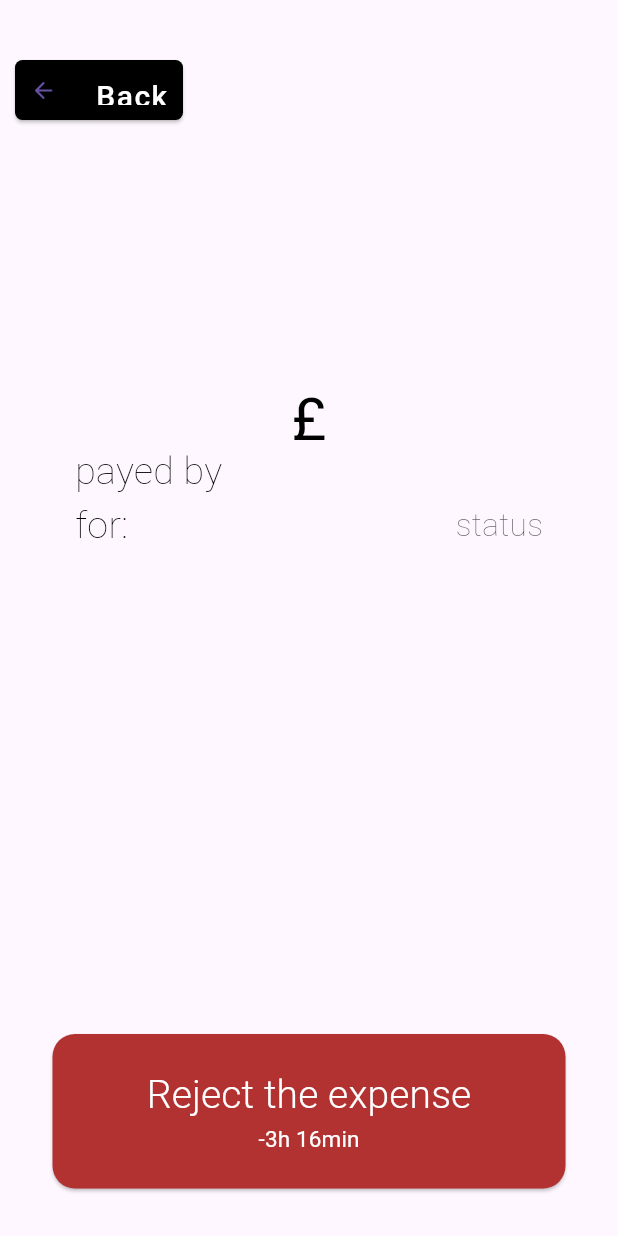
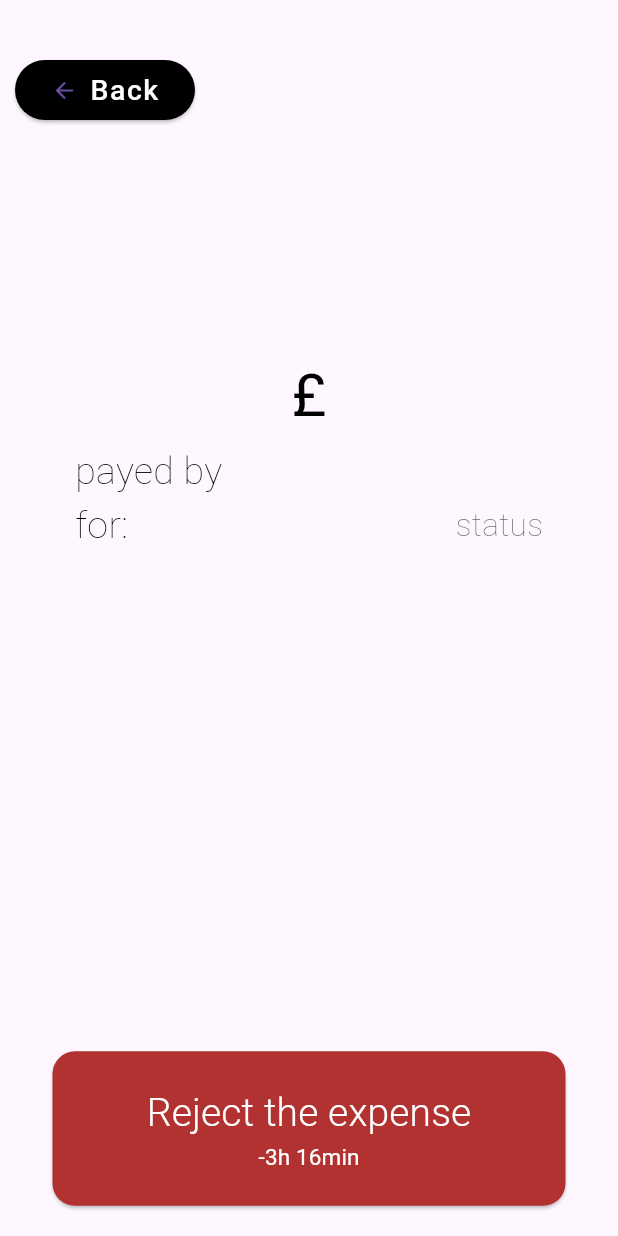
Before and after one commit to Di0nigi/hci_project, a Flutter app: the expensePage screen opened directly with empty values, on a phone screen of 412 x 824 dp. Run offline on Flutter 3.47's test engine with Material 3 defaults, Android fonts, the phone set to English and light mode, and no system bars; our stand-ins replace fluentui_system_icons, google_fonts; Roboto replaces fonts that are missing (impact).

Commit message:
Smoothed angles, better "back"/"cancel" buttons positioning, solved many overflow (Pixel 6 Pro) Added google fonts Added Checkboxes for more customizability

```diff
--- a/lib/views/expensePage.dart
+++ b/lib/views/expensePage.dart
@@ -1,6 +1,7 @@
 import 'package:flutter/material.dart';
 import 'package:flutter/rendering.dart';
 import 'package:hci_project/main.dart';
+import 'package:google_fonts/google_fonts.dart';
 
 class expensePage extends StatefulWidget {
   final String title;
@@ -32,6 +33,7 @@ class expensePage extends StatefulWidget {
 bool ismine = false;
 
 List<String> membersList = [];
+List<bool?> isChecked = [];
 
 class _expensePageState extends State<expensePage> {
   final String title;
@@ -61,6 +63,7 @@ class _expensePageState extends State<expensePage> {
           expense[i].groupName == this.group) {
         print("ao");
         membersList = expense[i].members;
+        isChecked = List.generate(expense[i].members.length, (index) => false);
         if (expense[i].author == "you") {
           ismine = true;
         } else {
@@ -77,7 +80,7 @@ class _expensePageState extends State<expensePage> {
           children: [
             Padding(padding: EdgeInsets.all(20)),
             Container(
-                width: 122,
+                width: 130,
                 height: 40,
                 padding: EdgeInsets.fromLTRB(10, 0, 0, 0),
                 child: ElevatedButton(
@@ -88,26 +91,26 @@ class _expensePageState extends State<expensePage> {
                       children: [
                         Icon(Icons.arrow_back_rounded),
                         Text(
-                          "Back",
-                          style: TextStyle(
-                              fontFamily: "Roboto",
-                              fontSize: 20,
-                              color: Color.fromARGB(255, 255, 255, 255),
-                              letterSpacing: 1),
-                        ),
+                            "Back",
+                            style: TextStyle(
+                                fontFamily: "Roboto",
+                                fontSize: 19,
+                                color: Color.fromARGB(255, 255, 255, 255),
+                                letterSpacing: 1),
+                          )
                       ],
                     ), /*child: */
                   ),
                   style: ButtonStyle(
-                    //iconSize: MaterialStateProperty.all(25),
-                    padding: MaterialStateProperty.all<EdgeInsets>(
-                        EdgeInsets.all(10)),
-                    alignment: Alignment.center,
+                    // iconSize: MaterialStateProperty.all(25),
+                    // padding: MaterialStateProperty.all<EdgeInsets>(
+                    //     EdgeInsets.all(6)),
+                    // alignment: Alignment.centerLeft,
                     backgroundColor: MaterialStateProperty.all<Color>(
                         Color.fromARGB(255, 0, 0, 0)),
                     shape: MaterialStateProperty.all<RoundedRectangleBorder>(
                       RoundedRectangleBorder(
-                        borderRadius: BorderRadius.circular(5),
+                        borderRadius: BorderRadius.circular(25),
                       ),
                     ),
                   ),
@@ -126,8 +129,7 @@ class _expensePageState extends State<expensePage> {
                 children: [
                   Text(
                     this.title,
-                    style: TextStyle(
-                        fontFamily: "impact",
+                    style: GoogleFonts.oswald(
                         fontSize: 50,
                         fontWeight: FontWeight.w400,
                         color: Colors.black),
@@ -141,7 +143,7 @@ class _expensePageState extends State<expensePage> {
                         fontWeight: FontWeight.w300,
                         color: Colors.black),
                   ),
-                  Padding(padding: EdgeInsets.all(10)),
+                  Padding(padding: EdgeInsets.all(2)),
                   Text(
                     "${this.amount}£",
                     style: TextStyle(
@@ -154,7 +156,7 @@ class _expensePageState extends State<expensePage> {
               ),
             ),
             Container(
-                height: height / 13,
+                height: height / 11,
                 width: width - 50,
                 color: Color.fromARGB(0, 255, 0, 0),
                 padding: EdgeInsets.fromLTRB(50, 0, 0, 0),
@@ -215,8 +217,18 @@ class _expensePageState extends State<expensePage> {
                                 fontWeight: FontWeight.w100,
                                 color: Color.fromARGB(255, 0, 0, 0)),
                           ),
-                          Icon(Icons.check_box)
-                        ]),
+                          // Icon(Icons.check_box)
+                          Checkbox(
+                            shape: RoundedRectangleBorder(borderRadius: BorderRadius.circular(100)),
+                            value: isChecked[index],
+                            onChanged: (bool? newValue) {
+                              setState(() {
+                                isChecked[index] = newValue;
+                              });
+                            },
+                          ),
+                        ]
+                    ),
                   );
                 },
               ),
--- a/pubspec.yaml
+++ b/pubspec.yaml
@@ -37,6 +37,7 @@ dependencies:
   cupertino_icons: ^1.0.2
   flutter_launcher_icons: ^0.13.1
   fluentui_system_icons: ^1.1.239
+  google_fonts: ^6.2.1
 
 dev_dependencies:
   flutter_test:
```
Also changed, not shown: lib/views/groupPage.dart (+6 -6 lines), lib/views/homePage.dart (+4 -4 lines), lib/views/newGroupPage.dart (+32 -32 lines), pubspec.lock, 1 other file.
